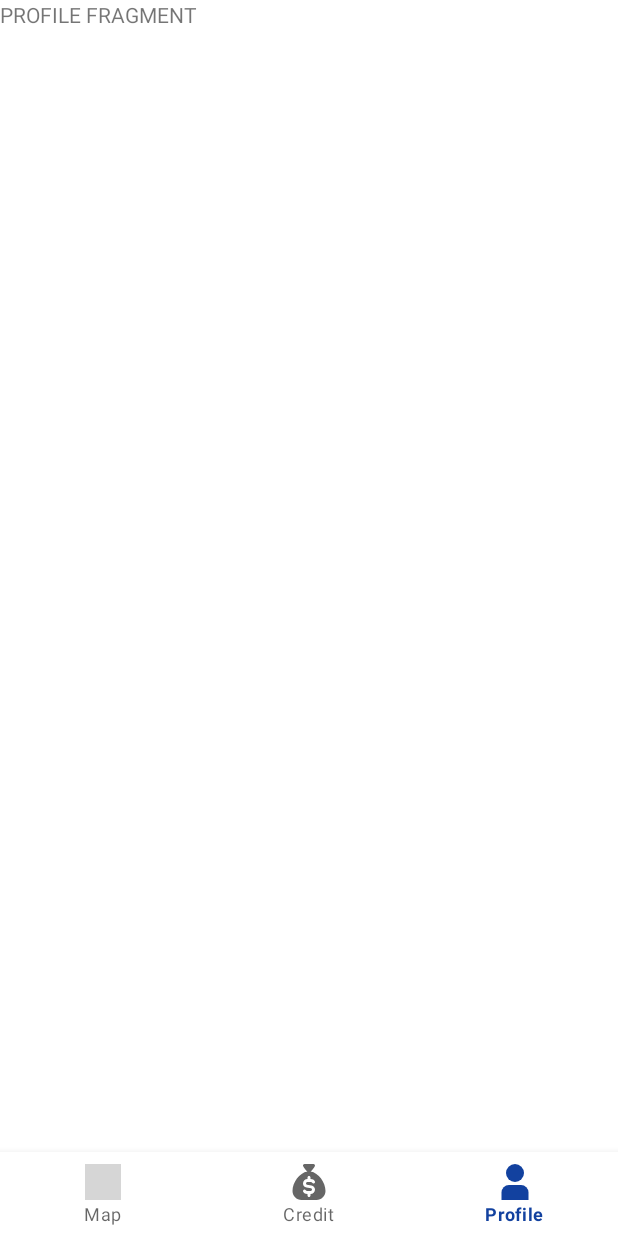
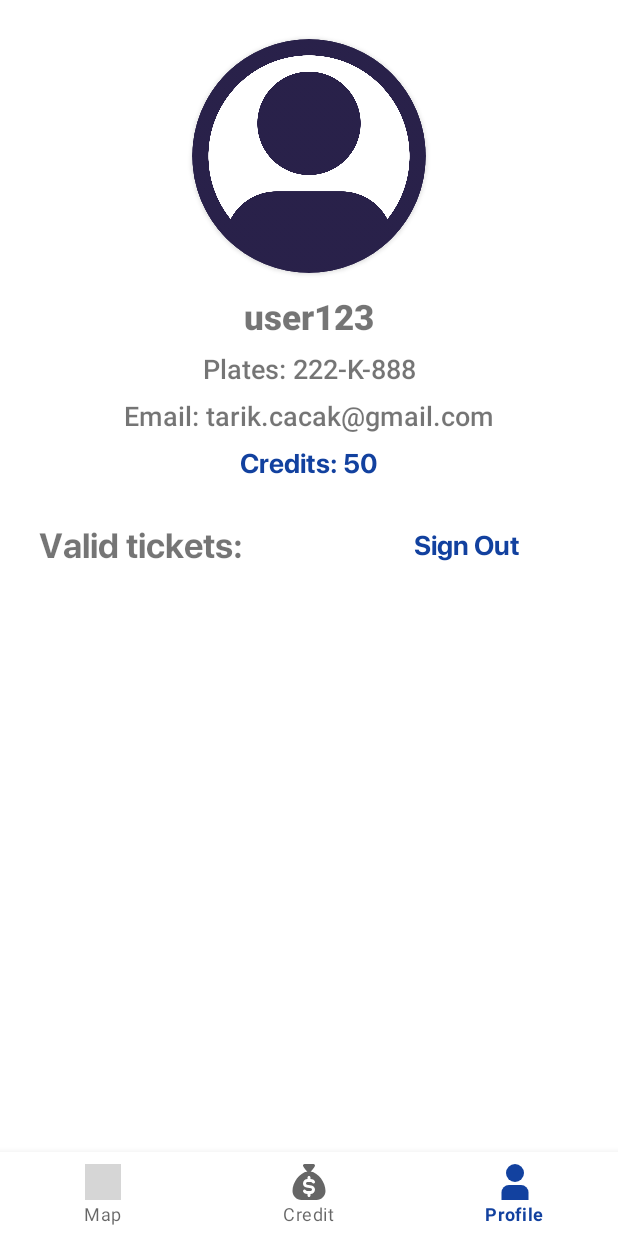
Before and after one commit to tarikcacak/WhereToPark, an Android app: the ProfileFragment screen opened through its navigation route, on a phone screen of 412 x 824 dp. Run offline under Robolectric (Android 15) with nearby library versions, the light colour scheme and no system bars; our stand-ins replace Dagger/Hilt's generated code, Firebase (no records; nobody signed in at launch, a user with empty details on screens opened directly), RxJava, navigation-ui, sdp/ssp sizes; libraries missing offline, so code that uses them is left out: org.osmdroid.api, org.osmdroid.config, org.osmdroid.library, org.osmdroid.tileprovider, org.osmdroid.util and 1 more; 37 statements that could not run were skipped; grey boxes are pictures that could not be loaded.

Commit message:
Finished profile fragment viewModel

```diff
--- a/app/build.gradle
+++ b/app/build.gradle
@@ -64,6 +64,7 @@ dependencies {
     implementation 'com.google.firebase:firebase-auth:22.3.0'
     implementation 'androidx.constraintlayout:constraintlayout:2.1.4'
     implementation 'com.google.firebase:firebase-firestore:24.10.0'
+    implementation 'com.google.firebase:firebase-storage:20.3.0'
     testImplementation 'junit:junit:4.13.2'
     androidTestImplementation 'androidx.test.ext:junit:1.1.5'
     androidTestImplementation 'androidx.test.espresso:espresso-core:3.5.1'
--- a/app/src/main/java/com/example/wheretopark/ui/profile/ProfileFragment.kt
+++ b/app/src/main/java/com/example/wheretopark/ui/profile/ProfileFragment.kt
@@ -5,9 +5,18 @@ import androidx.fragment.app.Fragment
 import android.view.LayoutInflater
 import android.view.View
 import android.view.ViewGroup
+import androidx.fragment.app.activityViewModels
 import com.example.wheretopark.R
+import com.example.wheretopark.databinding.FragmentProfileBinding
+import dagger.hilt.android.AndroidEntryPoint
+import dagger.hilt.android.lifecycle.HiltViewModel
 
+@AndroidEntryPoint
 class ProfileFragment : Fragment() {
+
+    private var _binding: FragmentProfileBinding? = null
+    private val binding get() = _binding!!
+    private val viewModel: ProfileViewModel by activityViewModels()
 
     override fun onCreate(savedInstanceState: Bundle?) {
         super.onCreate(savedInstanceState)
@@ -17,8 +26,8 @@ class ProfileFragment : Fragment() {
         inflater: LayoutInflater, container: ViewGroup?,
         savedInstanceState: Bundle?
     ): View? {
-        // Inflate the layout for this fragment
-        return inflater.inflate(R.layout.fragment_profile, container, false)
+        _binding = FragmentProfileBinding.inflate(layoutInflater, container, false)
+        return binding.root
     }
 
 }
--- a/app/src/main/res/layout/fragment_profile.xml
+++ b/app/src/main/res/layout/fragment_profile.xml
@@ -1,14 +1,115 @@
 <?xml version="1.0" encoding="utf-8"?>
-<FrameLayout xmlns:android="http://schemas.android.com/apk/res/android"
+<androidx.constraintlayout.widget.ConstraintLayout xmlns:android="http://schemas.android.com/apk/res/android"
     xmlns:tools="http://schemas.android.com/tools"
     android:layout_width="match_parent"
     android:layout_height="match_parent"
+    xmlns:app="http://schemas.android.com/apk/res-auto"
     tools:context=".ui.profile.ProfileFragment">
 
-    <!-- TODO: Update blank fragment layout -->
+    <androidx.cardview.widget.CardView
+        android:id="@+id/cvProfile"
+        android:layout_width="@dimen/_120sdp"
+        android:layout_height="@dimen/_120sdp"
+        app:cardCornerRadius="@dimen/_60sdp"
+        app:layout_constraintStart_toStartOf="parent"
+        app:layout_constraintTop_toTopOf="parent"
+        app:layout_constraintEnd_toEndOf="parent"
+        android:layout_marginTop="@dimen/_20sdp">
+
+        <ImageView
+            android:id="@+id/ivProfile"
+            android:layout_width="match_parent"
+            android:layout_height="match_parent"
+            android:background="@drawable/profile"
+            android:scaleType="center"/>
+
+    </androidx.cardview.widget.CardView>
+
     <TextView
+        android:id="@+id/tvProfile"
+        android:layout_width="wrap_content"
+        android:layout_height="wrap_content"
+        android:text="user123"
+        android:textSize="@dimen/_18sdp"
+        android:textStyle="bold"
+        android:fontFamily="sans-serif-medium"
+        android:layout_marginTop="@dimen/_10sdp"
+        app:layout_constraintTop_toBottomOf="@+id/cvProfile"
+        app:layout_constraintStart_toStartOf="parent"
+        app:layout_constraintEnd_toEndOf="parent" />
+
+    <TextView
+        android:id="@+id/tvPlates"
+        android:layout_width="wrap_content"
+        android:layout_height="wrap_content"
+        android:text="Plates: 222-K-888"
+        android:textSize="@dimen/_14sdp"
+        android:layout_marginTop="@dimen/_5sdp"
+        android:fontFamily="sans-serif-medium"
+        app:layout_constraintStart_toStartOf="parent"
+        app:layout_constraintEnd_toEndOf="parent"
+        app:layout_constraintTop_toBottomOf="@id/tvProfile" />
+
+    <TextView
+        android:id="@+id/tvEmail"
+        android:layout_width="wrap_content"
+        android:layout_height="wrap_content"
+        android:text="Email: tarik.cacak@gmail.com"
+        android:textSize="@dimen/_14sdp"
+        android:layout_marginTop="@dimen/_5sdp"
+        android:fontFamily="sans-serif-medium"
+        app:layout_constraintStart_toStartOf="parent"
+        app:layout_constraintEnd_toEndOf="parent"
+        app:layout_constraintTop_toBottomOf="@id/tvPlates" />
+
+    <TextView
+        android:id="@+id/tvCredits"
+        android:layout_width="wrap_content"
+        android:layout_height="wrap_content"
+        android:text="Credits: 50"
+        android:fontFamily="@font/sffontbold"
+        android:textColor="@color/btn_blue"
+        android:textSize="@dimen/_14sdp"
+        android:layout_marginTop="@dimen/_5sdp"
+        app:layout_constraintTop_toBottomOf="@id/tvEmail"
+        app:layout_constraintStart_toStartOf="parent"
+        app:layout_constraintEnd_toEndOf="parent" />
+
+    <TextView
+        android:id="@+id/tvValidTickets"
+        android:layout_width="wrap_content"
+        android:layout_height="wrap_content"
+        android:text="Valid tickets:"
+        android:textSize="@dimen/_18ssp"
+        android:layout_marginStart="@dimen/_20sdp"
+        android:fontFamily="@font/sffontbold"
+        android:layout_marginTop="@dimen/_20sdp"
+        app:layout_constraintStart_toStartOf="parent"
+        app:layout_constraintTop_toBottomOf="@id/tvCredits" />
+
+    <androidx.recyclerview.widget.RecyclerView
+        android:id="@+id/rvTickets"
+        android:layout_marginTop="@dimen/_10sdp"
         android:layout_width="match_parent"
-        android:layout_height="match_parent"
-        android:text="PROFILE FRAGMENT" />
+        android:layout_height="0dp"
+        android:layout_marginStart="@dimen/_20sdp"
+        android:layout_marginEnd="@dimen/_20sdp"
+        app:layout_constraintStart_toStartOf="parent"
+        app:layout_constraintEnd_toEndOf="parent"
+        app:layout_constraintTop_toBottomOf="@id/tvValidTickets"
+        app:layout_constraintBottom_toBottomOf="parent" />
 
-</FrameLayout>
+    <TextView
+        android:id="@+id/tvSignOut"
+        android:layout_width="wrap_content"
+        android:layout_height="wrap_content"
+        android:textColor="@color/btn_blue"
+        android:fontFamily="@font/sffontbold"
+        android:text="Sign Out"
+        android:textSize="@dimen/_14sdp"
+        android:layout_marginEnd="@dimen/_50sdp"
+        app:layout_constraintTop_toTopOf="@id/tvValidTickets"
+        app:layout_constraintBottom_toBottomOf="@id/tvValidTickets"
+        app:layout_constraintEnd_toEndOf="parent" />
+
+</androidx.constraintlayout.widget.ConstraintLayout>
```
Also changed, not shown: app/src/main/java/com/example/wheretopark/ui/profile/ProfileViewModel.kt (added, +134 -0 lines), app/src/main/res/drawable/profile.png (added).
